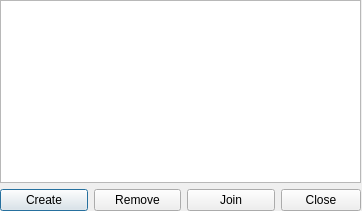
First picture: the form in ui/channel_homes.ui, repository gitter-badger/simplechatclient, before the edit.
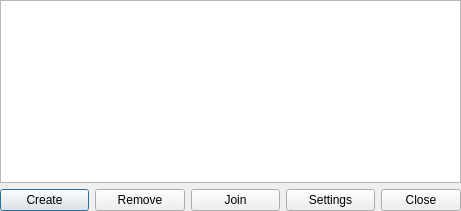
Second picture: the form after the edit. Icons and pictures are not drawn.

Commit message: fixed channel homes

What changed in the file:
```diff
--- a/ui/channel_homes.ui
+++ b/ui/channel_homes.ui
@@ -6,19 +6,19 @@
    <rect>
     <x>0</x>
     <y>0</y>
-    <width>362</width>
+    <width>461</width>
     <height>211</height>
    </rect>
   </property>
   <property name="minimumSize">
    <size>
-    <width>362</width>
+    <width>461</width>
     <height>211</height>
    </size>
   </property>
   <property name="maximumSize">
    <size>
-    <width>362</width>
+    <width>461</width>
     <height>211</height>
    </size>
   </property>
@@ -34,7 +34,7 @@
     <rect>
      <x>0</x>
      <y>0</y>
-     <width>361</width>
+     <width>461</width>
      <height>211</height>
     </rect>
    </property>
@@ -78,6 +78,13 @@
         </property>
        </widget>
       </item>
+      <item>
+       <widget class="QPushButton" name="pushButton_settings">
+        <property name="text">
+         <string>Settings</string>
+        </property>
+       </widget>
+      </item>
       <item>
        <widget class="QDialogButtonBox" name="buttonBox">
         <property name="sizePolicy">
```
The commit also changes 4 other files.
